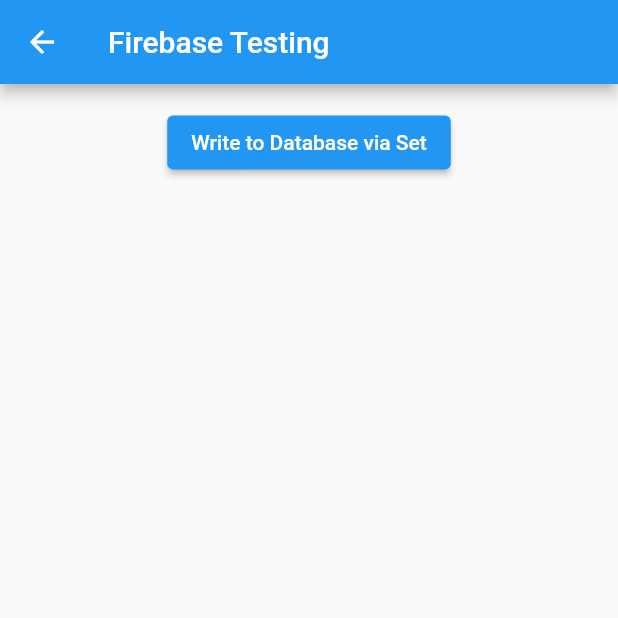
After one commit to cindehaa/sparkhub-hackathon, a Flutter app: the FirebaseApi screen opened directly, after a tap on "Write to Database via Set", on a phone screen of 412 x 824 dp, the top half of it. The commit adds this screen. Run offline on Flutter 3.47's test engine with Material 2 defaults, Android fonts, the phone set to English and light mode, and no system bars; our stand-ins replace firebase_auth, firebase_core, firebase_database, google_sign_in; accounts and stored records are empty.

Commit message:
db for logged in users

```diff
--- a/sparkhub_app/lib/apikey/apikey.dart
+++ /dev/null
@@ -1,3 +0,0 @@
-const firebaseWebKey = 'AIzaSyBaD5bhviIFqmNNZfMvD0qbym4E3Ox-K84';
-const firebaseIOSKey = 'AIzaSyB7tTd_16dHTJoJjed6fHqHU5ogVrIw6J8';
-const firebaseAndroidKey = 'AIzaSyCVmhqe_Ws7d4Pbf_q18G9uUr1ivo_tkng';
--- /dev/null
+++ b/sparkhub_app/lib/backend/firebase.dart
@@ -0,0 +1,46 @@
+import 'package:firebase_core/firebase_core.dart';
+import 'package:flutter/material.dart';
+import 'package:firebase_database/firebase_database.dart';
+
+
+class FirebaseApi extends StatefulWidget {
+    @override
+    _FirebaseApiState createState() => _FirebaseApiState();
+}
+
+class _FirebaseApiState extends State<FirebaseApi> {
+    final database = FirebaseDatabase.instance.ref();
+
+    @override
+    Widget build(BuildContext context) {
+
+        // Writing to userProfiles child of the database
+        final userProfiles = database.child('userProfiles/');
+
+        return Scaffold(
+            appBar: AppBar(
+                title: Text('Firebase Testing'),
+            ),
+            body: Center(
+                child: Padding(
+                    padding: const EdgeInsets.only(top: 15.0),
+                    child: Column(
+                        children: [
+                            ElevatedButton(
+                                onPressed: () {
+                                    userProfiles.set({
+                                        'name': 'John Doe',
+                                        'email': 'joe@gmail.com'
+                                    }).then((_) => print('Success!')); // happens after the call is made, could trigger the log in page
+                                },
+                                child: Text('Write to Database via Set'),
+                            ),
+                        ]
+                    )
+                )
+            )
+        );
+
+
+    }
+}
--- /dev/null
+++ b/sparkhub_app/lib/utils/user_db.dart
@@ -0,0 +1,27 @@
+// Stores users into the database after they've logged in
+
+import 'package:firebase_database/firebase_database.dart';
+
+final database = FirebaseDatabase.instance.ref();
+final userProfiles = database.child('userProfiles/');
+final userProfilesId = database.child('userProfiles/id');
+
+
+void storeUserInFirebase(String id, String? name, String? email) {
+    userProfiles.set({
+        'id': id,
+    }).then((value) {
+        print('UserId stored successfully in Firebase');
+    }).catchError((error) {
+        print('Failed to store ID in Firebase: $error');
+    });
+
+    userProfilesId.set({
+        'name': name,
+        'email': email
+    }).then((value) {
+        print('User stored successfully in Firebase');
+    }).catchError((error) {
+        print('Failed to store user name or email in Firebase: $error');
+    });
+}
--- a/sparkhub_app/lib/widgets/GoogleLoginButton.dart
+++ b/sparkhub_app/lib/widgets/GoogleLoginButton.dart
@@ -1,6 +1,8 @@
 import 'package:flutter/material.dart';
 import 'package:sparkhub_app/screens/home_screen.dart';
 import 'package:sparkhub_app/utils/authentication.dart';
+import 'package:sparkhub_app/utils/user_db.dart';
+
 
 class GoogleLoginButton extends StatefulWidget {
   const GoogleLoginButton({super.key});
@@ -26,6 +28,9 @@ class _GoogleLoginButtonState extends State<GoogleLoginButton> {
                 MaterialPageRoute(builder: (context) => const HomeScreen()));
             print('Signed In');
             print(user.uid);
+            print(user.displayName);
+            print(user.email);
+            storeUserInFirebase(user.uid, user.displayName, user.email);
           }
         }).catchError((error) {
           print('Registration Error: $error');
--- a/sparkhub_app/pubspec.yaml
+++ b/sparkhub_app/pubspec.yaml
@@ -40,6 +40,10 @@ dependencies:
   firebase_auth: ^4.6.2
   google_sign_in: ^6.1.4
   firebase_database: ^10.2.2
+
+  # For the database service calls
+  http: ^0.13.3
+
 
 dev_dependencies:
   flutter_test:
```
Also changed, not shown: sparkhub_app/lib/main.dart (+7 -3 lines), sparkhub_app/lib/firebase_options.dart, sparkhub_app/pubspec.lock, 1 other file.
